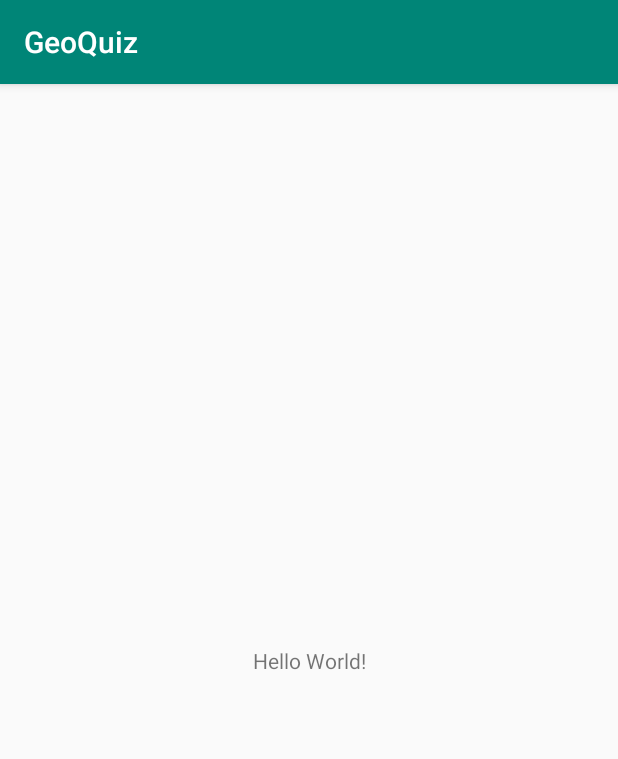
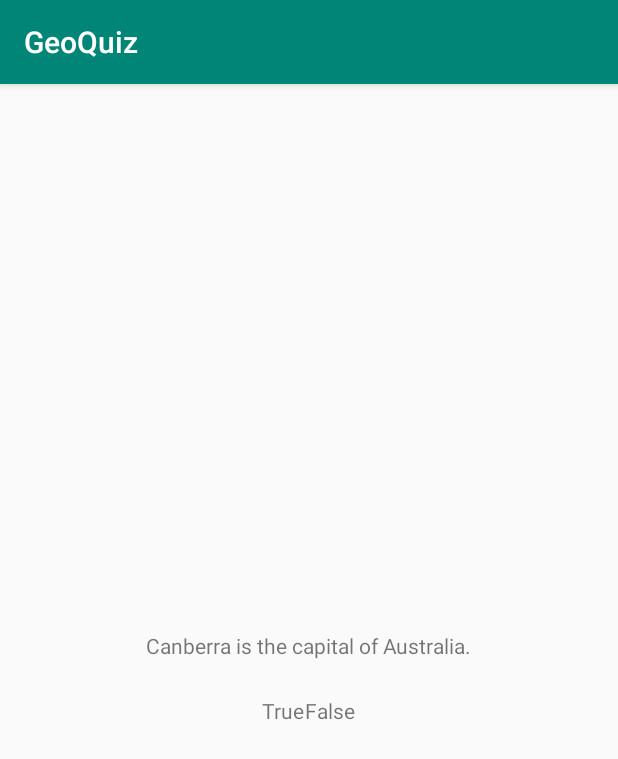
Before and after one commit to jobartucz/GeoQuiz, an Android app: the screen it shows after launch (MainActivity), on a phone screen of 412 x 824 dp. Shown: the top 759 px of the screen. Run offline under Robolectric (Android 15) with nearby library versions, the phone set to English and light mode, and no system bars.

Commit message:
Defined basic layout

```diff
--- a/app/src/main/res/layout/activity_main.xml
+++ b/app/src/main/res/layout/activity_main.xml
@@ -1,18 +1,32 @@
 <?xml version="1.0" encoding="utf-8"?>
-<android.support.constraint.ConstraintLayout xmlns:android="http://schemas.android.com/apk/res/android"
-    xmlns:app="http://schemas.android.com/apk/res-auto"
-    xmlns:tools="http://schemas.android.com/tools"
+
+<LinearLayout xmlns:android="http://schemas.android.com/apk/res/android"
     android:layout_width="match_parent"
     android:layout_height="match_parent"
-    tools:context=".MainActivity">
+    android:gravity="center"
+    android:orientation="vertical" >
 
     <TextView
         android:layout_width="wrap_content"
         android:layout_height="wrap_content"
-        android:text="Hello World!"
-        app:layout_constraintBottom_toBottomOf="parent"
-        app:layout_constraintLeft_toLeftOf="parent"
-        app:layout_constraintRight_toRightOf="parent"
-        app:layout_constraintTop_toTopOf="parent" />
+        android:padding="24dp"
+        android:text="@string/question_text"/>
 
-</android.support.constraint.ConstraintLayout>
+    <LinearLayout
+        android:layout_width="wrap_content"
+        android:layout_height="wrap_content"
+        android:orientation="horizontal" >
+
+        <TextView
+            android:layout_width="wrap_content"
+            android:layout_height="wrap_content"
+            android:text="@string/true_button"/>
+
+        <TextView
+            android:layout_width="wrap_content"
+            android:layout_height="wrap_content"
+            android:text="@string/false_button"/>
+
+    </LinearLayout>
+
+</LinearLayout>
--- a/app/src/main/res/values/strings.xml
+++ b/app/src/main/res/values/strings.xml
@@ -1,3 +1,6 @@
 <resources>
     <string name="app_name">GeoQuiz</string>
+    <string name="question_text">Canberra is the capital of Australia.</string>
+    <string name="true_button">True</string>
+    <string name="false_button">False</string>
 </resources>
```
